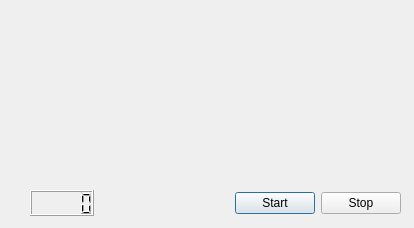
Old version of the form qt_thread_practice/synchronous_dialog.ui in the repository nguyenchiemminhvu/MultithreadingPractice.
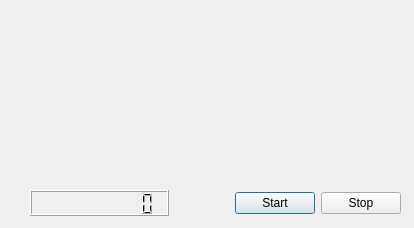
New version of the form.

Diff of the .ui file:
```diff
--- a/qt_thread_practice/synchronous_dialog.ui
+++ b/qt_thread_practice/synchronous_dialog.ui
@@ -13,7 +13,7 @@
   <property name="windowTitle">
    <string>Dialog</string>
   </property>
-  <widget class="QWidget" name="">
+  <widget class="QWidget" name="layoutWidget">
    <property name="geometry">
     <rect>
      <x>30</x>
@@ -24,29 +24,26 @@
    </property>
    <layout class="QHBoxLayout" name="horizontalLayout_2">
     <item>
-     <widget class="QLCDNumber" name="tick_count"/>
-    </item>
-    <item>
-     <spacer name="horizontalSpacer">
-      <property name="orientation">
-       <enum>Qt::Horizontal</enum>
+     <widget class="QLCDNumber" name="tick_count">
+      <property name="autoFillBackground">
+       <bool>false</bool>
       </property>
-      <property name="sizeHint" stdset="0">
-       <size>
-        <width>40</width>
-        <height>20</height>
-       </size>
+      <property name="digitCount">
+       <number>9</number>
       </property>
-     </spacer>
+     </widget>
     </item>
     <item>
      <spacer name="horizontalSpacer_2">
       <property name="orientation">
        <enum>Qt::Horizontal</enum>
       </property>
+      <property name="sizeType">
+       <enum>QSizePolicy::Fixed</enum>
+      </property>
       <property name="sizeHint" stdset="0">
        <size>
-        <width>40</width>
+        <width>60</width>
         <height>20</height>
        </size>
       </property>
```
